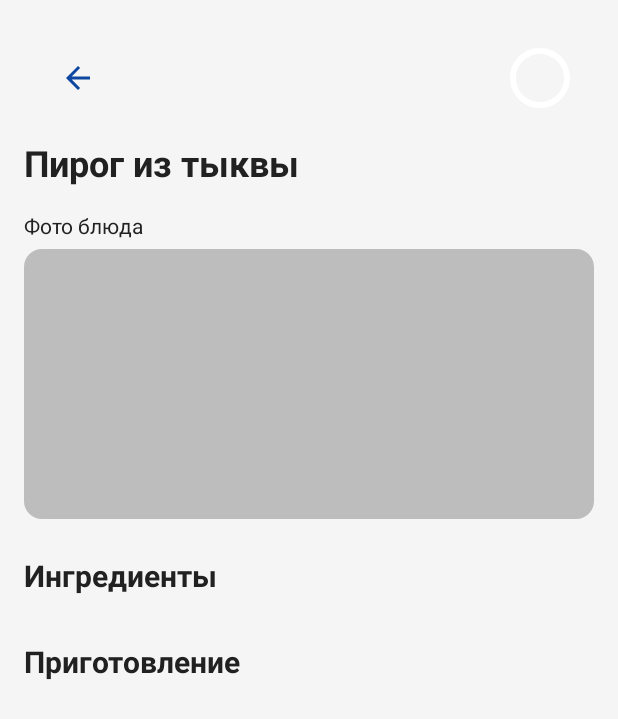
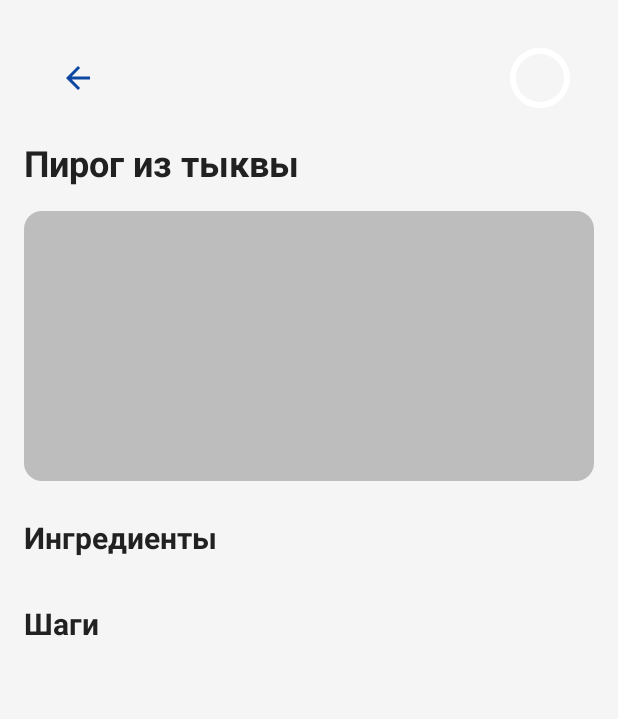
Before and after one commit to wi-us/java_android_apps, an Android app: the layout activity_recipe.xml on its own in the app's theme, with its tools: preview values and no code run, on a phone screen of 412 x 824 dp. Shown: the top 719 px of the screen. Run offline under Robolectric (Android 15) with nearby library versions, the light colour scheme and no system bars.

Commit message:
food app v1.0

```diff
--- a/app/src/main/res/layout/activity_main.xml
+++ b/app/src/main/res/layout/activity_main.xml
@@ -52,7 +52,7 @@
             android:layout_width="wrap_content"
             android:layout_height="wrap_content"
             android:layout_marginTop="@dimen/app_space_sm"
-            android:text="@string/filter_cuisine" />
+            android:text="@string/filter_kitchen" />
 
         <Spinner
             android:id="@+id/spinner_cuisine"
--- a/app/src/main/res/layout/activity_recipe.xml
+++ b/app/src/main/res/layout/activity_recipe.xml
@@ -55,20 +55,11 @@
                 android:layout_marginTop="@dimen/app_space_md"
                 tools:text="Пирог из тыквы" />
 
-            <!-- Контейнер для фото готового блюда -->
-            <TextView
-                android:id="@+id/label_photo_dish"
-                style="@style/TextAppearance.App.BodySecondary"
-                android:layout_width="wrap_content"
-                android:layout_height="wrap_content"
-                android:layout_marginTop="@dimen/app_space_md"
-                android:text="@string/photo_dish" />
             <ImageView
                 android:id="@+id/recipe_photo_dish"
                 android:layout_width="match_parent"
                 android:layout_height="180dp"
-                android:layout_marginTop="@dimen/app_space_xs"
-                android:contentDescription="@string/photo_dish"
+                android:layout_marginTop="@dimen/app_space_md"
                 android:scaleType="fitCenter"
                 android:background="@drawable/placeholder_recipe" />
 
--- a/app/src/main/res/values/strings.xml
+++ b/app/src/main/res/values/strings.xml
@@ -2,15 +2,14 @@
     <string name="app_name">42 Food</string>
     <string name="choose_language">Язык</string>
     <string name="ingredients">Ингредиенты</string>
-    <string name="steps">Приготовление</string>
+    <string name="steps">Шаги</string>
     <string name="lang_russian">Русский</string>
     <string name="lang_english">English</string>
     <string name="lang_spanish">Español</string>
     <string name="language_dialog_title">Выберите язык</string>
     <string name="back">Назад</string>
-    <string name="photo_dish">Фото блюда</string>
     <string name="photo_ingredients">Фото ингредиентов</string>
-    <string name="filter_cuisine">Кухня</string>
+    <string name="filter_kitchen">Кухня</string>
     <string name="filter_meal_type">Тип блюда</string>
     <string name="filter_all">Все</string>
     <string name="meal_breakfast">Завтрак</string>
```
Also changed, not shown: 2 other files.
